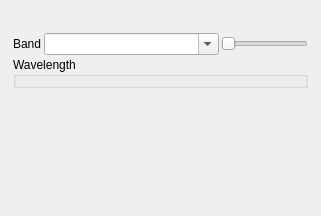
Above: qps/ui/rasterbandconfigwidget.ui from EnMAP-Box/qgispluginsupport before the change. Below: the same form after it.
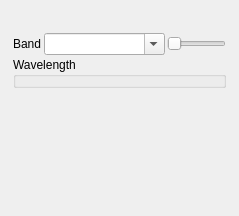
That is the form after the change. Custom widgets are drawn as their Qt base class.

Commit message: cursorlocationvalue.py shows band name in node

What changed in the file:
```diff
--- a/qps/ui/rasterbandconfigwidget.ui
+++ b/qps/ui/rasterbandconfigwidget.ui
@@ -6,7 +6,7 @@
    <rect>
     <x>0</x>
     <y>0</y>
-    <width>321</width>
+    <width>208</width>
     <height>216</height>
    </rect>
   </property>
```
The commit also changes 2 other files.
